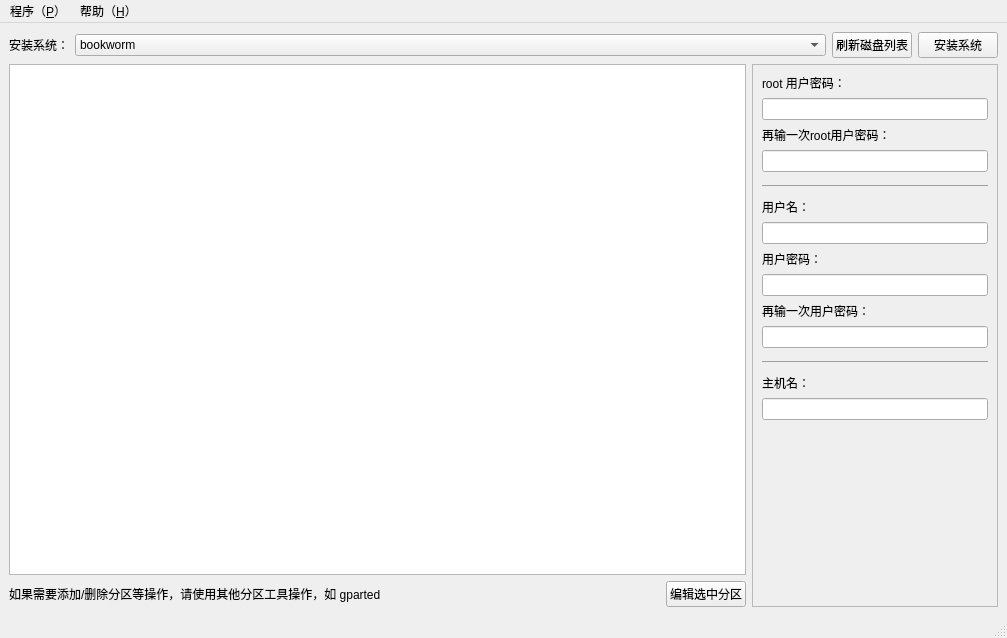
First picture: the form in mainwindow.ui, repository gfdgd-xi/deepin-community-live-cd-online-installer, before the edit.
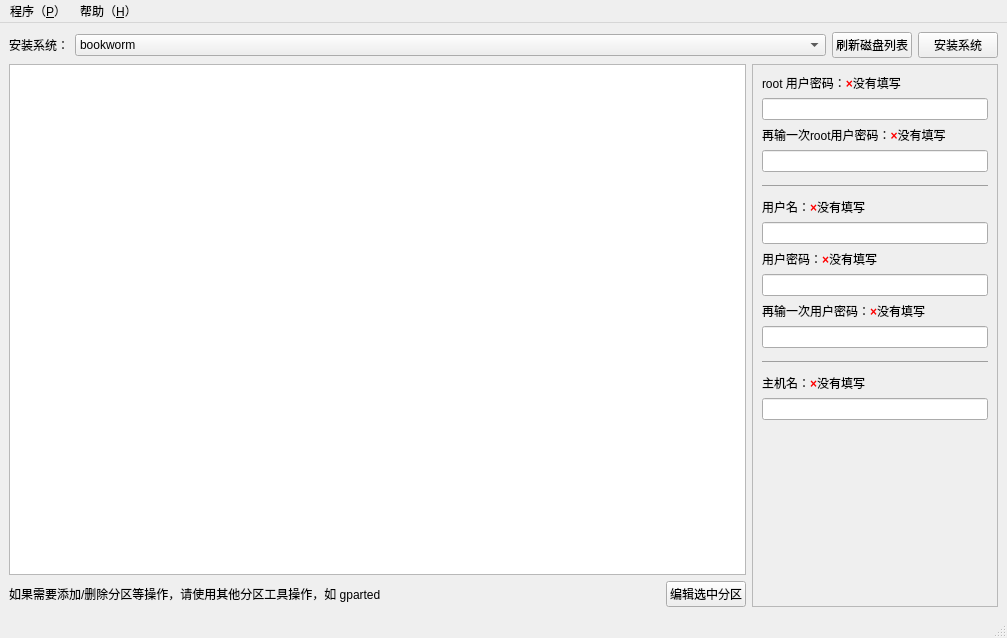
Second picture: the form after the edit. Icons and pictures are not drawn.

Commit message: 完善用户名、密码和主机名检测

The edit to the form file:
```diff
--- a/mainwindow.ui
+++ b/mainwindow.ui
@@ -147,7 +147,7 @@
          <item>
           <widget class="QLabel" name="rootPasswordTips0">
            <property name="text">
-            <string>root 用户密码：</string>
+            <string>root 用户密码：&lt;a style='color: red;'&gt;&lt;b&gt;×&lt;/b&gt;&lt;/a&gt;没有填写</string>
            </property>
           </widget>
          </item>
@@ -161,7 +161,7 @@
          <item>
           <widget class="QLabel" name="rootPasswordTips1">
            <property name="text">
-            <string>再输一次root用户密码：</string>
+            <string>再输一次root用户密码：&lt;a style='color: red;'&gt;&lt;b&gt;×&lt;/b&gt;&lt;/a&gt;没有填写</string>
            </property>
           </widget>
          </item>
@@ -182,7 +182,7 @@
          <item>
           <widget class="QLabel" name="userNameTips">
            <property name="text">
-            <string>用户名：</string>
+            <string>用户名：&lt;a style='color: red;'&gt;&lt;b&gt;×&lt;/b&gt;&lt;/a&gt;没有填写</string>
            </property>
           </widget>
          </item>
@@ -196,7 +196,7 @@
          <item>
           <widget class="QLabel" name="userPasswordTips0">
            <property name="text">
-            <string>用户密码：</string>
+            <string>用户密码：&lt;a style='color: red;'&gt;&lt;b&gt;×&lt;/b&gt;&lt;/a&gt;没有填写</string>
            </property>
           </widget>
          </item>
@@ -210,7 +210,7 @@
          <item>
           <widget class="QLabel" name="userPasswordTips1">
            <property name="text">
-            <string>再输一次用户密码：</string>
+            <string>再输一次用户密码：&lt;a style='color: red;'&gt;&lt;b&gt;×&lt;/b&gt;&lt;/a&gt;没有填写</string>
            </property>
           </widget>
          </item>
@@ -231,7 +231,7 @@
          <item>
           <widget class="QLabel" name="hostNameTips">
            <property name="text">
-            <string>主机名：</string>
+            <string>主机名：&lt;a style='color: red;'&gt;&lt;b&gt;×&lt;/b&gt;&lt;/a&gt;没有填写</string>
            </property>
           </widget>
          </item>
```
The commit also changes 3 other files.
